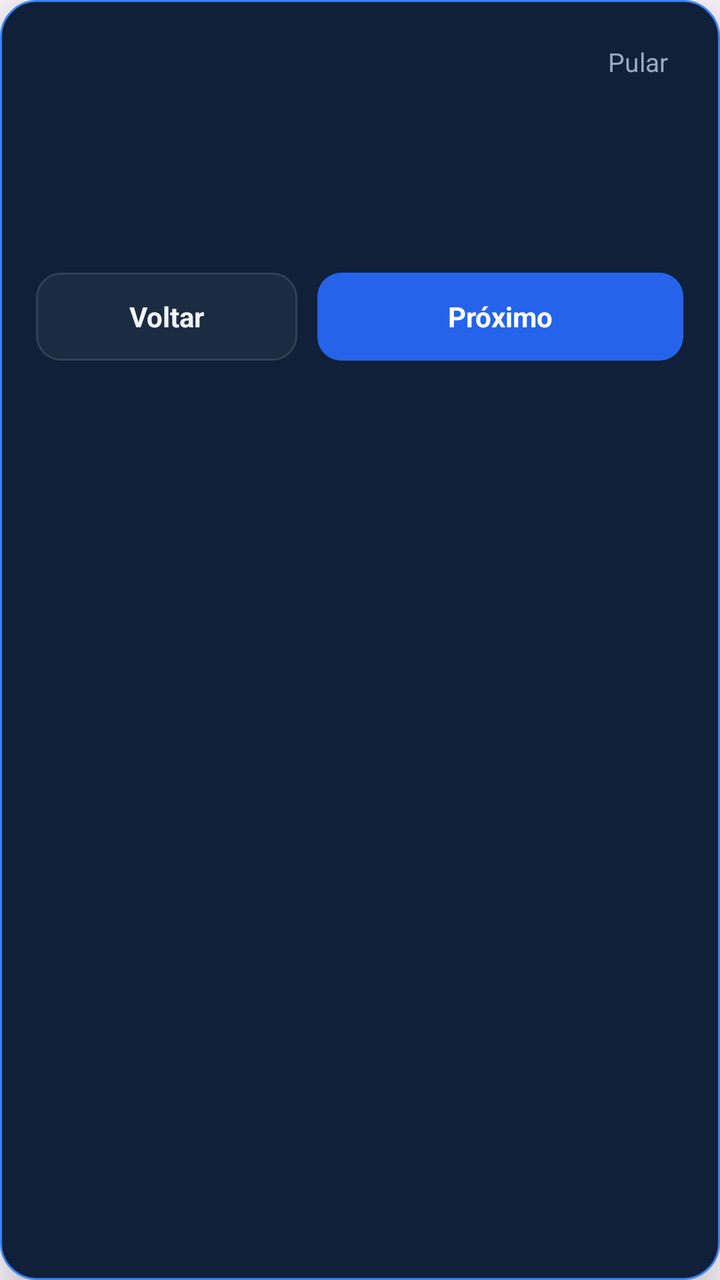
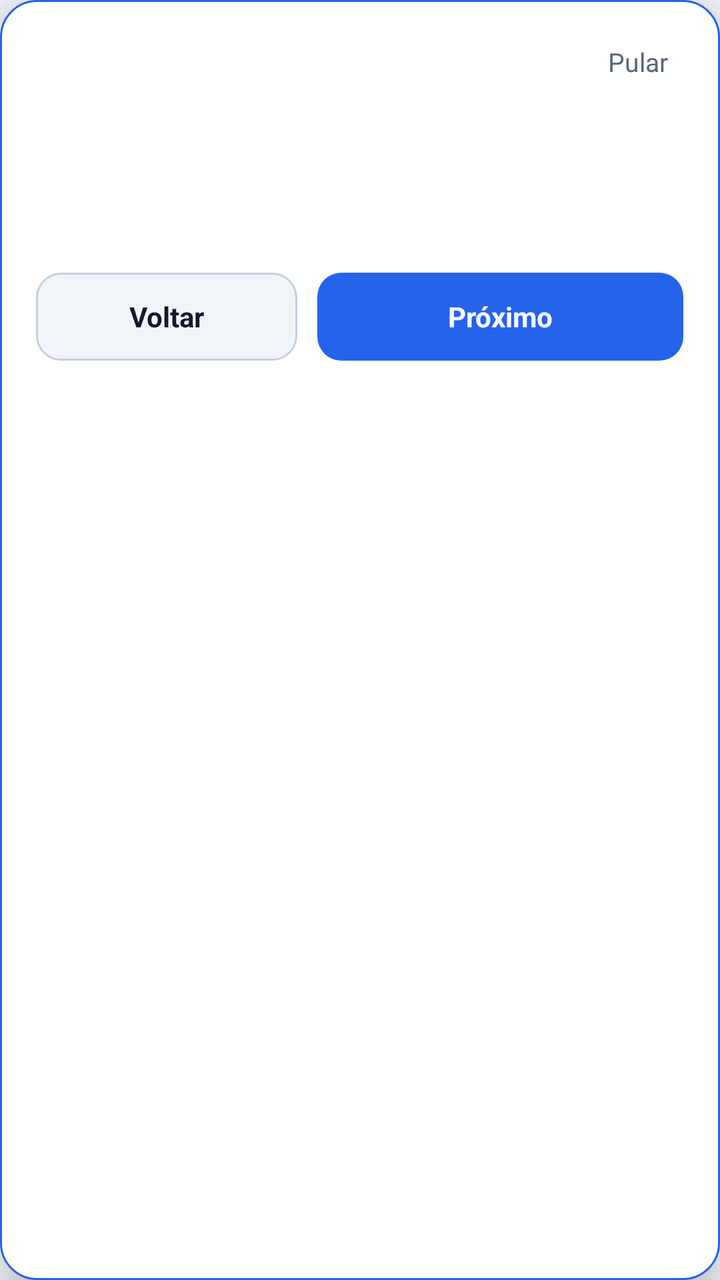

Screens rendered from an Android XML layout before and after an edit, with the pre-edit source and the edit as a unified diff.
<!-- AndroidManifest.xml: application theme Theme.AccurancyMobileApp -->
<!-- res/layout/view_tutorial_card.xml -->
<?xml version="1.0" encoding="utf-8"?>
<LinearLayout xmlns:android="http://schemas.android.com/apk/res/android"
    android:layout_width="match_parent"
    android:layout_height="wrap_content"
    android:background="@drawable/bg_tutorial_card"
    android:elevation="12dp"
    android:orientation="vertical"
    android:padding="18dp">

    <LinearLayout
        android:layout_width="match_parent"
        android:layout_height="wrap_content"
        android:gravity="center_vertical"
        android:orientation="horizontal">

        <TextView
            android:id="@+id/tvTutorialContador"
            android:layout_width="0dp"
            android:layout_height="wrap_content"
            android:layout_weight="1"
            android:letterSpacing="0.06"
            android:textColor="#63A8FF"
            android:textSize="12sp"
            android:textStyle="bold" />

        <TextView
            android:id="@+id/btnTutorialPular"
            android:layout_width="wrap_content"
            android:layout_height="wrap_content"
            android:background="?attr/selectableItemBackground"
            android:clickable="true"
            android:focusable="true"
            android:paddingHorizontal="8dp"
            android:paddingVertical="4dp"
            android:text="Pular"
            android:textColor="#9BAAC0"
            android:textSize="13sp" />

    </LinearLayout>

    <TextView
        android:id="@+id/tvTutorialTitulo"
        android:layout_width="match_parent"
        android:layout_height="wrap_content"
        android:layout_marginTop="8dp"
        android:textColor="#F1F5F9"
        android:textSize="19sp"
        android:textStyle="bold" />

    <TextView
        android:id="@+id/tvTutorialTexto"
        android:layout_width="match_parent"
        android:layout_height="wrap_content"
        android:layout_marginTop="8dp"
        android:lineSpacingExtra="3dp"
        android:textColor="#C3CEDF"
        android:textSize="14sp" />

    <LinearLayout
        android:id="@+id/llTutorialPontos"
        android:layout_width="wrap_content"
        android:layout_height="wrap_content"
        android:layout_gravity="center_horizontal"
        android:layout_marginTop="16dp"
        android:gravity="center_vertical"
        android:orientation="horizontal" />

    <LinearLayout
        android:layout_width="match_parent"
        android:layout_height="wrap_content"
        android:layout_marginTop="16dp"
        android:orientation="horizontal">

        <TextView
            android:id="@+id/btnTutorialVoltar"
            android:layout_width="0dp"
            android:layout_height="44dp"
            android:layout_weight="1"
            android:background="@drawable/bg_tutorial_voltar"
            android:clickable="true"
            android:focusable="true"
            android:gravity="center"
            android:text="Voltar"
            android:textColor="#F1F5F9"
            android:textSize="14sp"
            android:textStyle="bold" />

        <TextView
            android:id="@+id/btnTutorialProximo"
            android:layout_width="0dp"
            android:layout_height="44dp"
            android:layout_marginStart="10dp"
            android:layout_weight="1.4"
            android:background="@drawable/bg_tutorial_proximo"
            android:clickable="true"
            android:focusable="true"
            android:gravity="center"
            android:text="Próximo"
            android:textColor="#FFFFFF"
            android:textSize="14sp"
            android:textStyle="bold" />

    </LinearLayout>

</LinearLayout>
<!-- resources referenced by this layout -->
<resources>
  <!-- drawable bg_tutorial_card (drawable) -->
  <?xml version="1.0" encoding="utf-8"?>
  <shape xmlns:android="http://schemas.android.com/apk/res/android"
      android:shape="rectangle">
      <solid android:color="#0F2038" />
      <stroke
          android:width="1dp"
          android:color="#3B82F6" />
      <corners android:radius="18dp" />
  </shape>
  <!-- drawable bg_tutorial_proximo (drawable) -->
  <?xml version="1.0" encoding="utf-8"?>
  <shape xmlns:android="http://schemas.android.com/apk/res/android"
      android:shape="rectangle">
      <solid android:color="#2563EB" />
      <corners android:radius="12dp" />
  </shape>
  <!-- drawable bg_tutorial_voltar (drawable) -->
  <?xml version="1.0" encoding="utf-8"?>
  <shape xmlns:android="http://schemas.android.com/apk/res/android"
      android:shape="rectangle">
      <solid android:color="#0DFFFFFF" />
      <stroke
          android:width="1dp"
          android:color="#334155" />
      <corners android:radius="12dp" />
  </shape>
  <style name="Theme.AccurancyMobileApp" parent="Base.Theme.AccurancyMobileApp" />
  <style name="Base.Theme.AccurancyMobileApp" parent="Theme.Material3.DayNight.NoActionBar">
          
          
  
      </style>
</resources>

<!-- the commit's change to res/layout/view_tutorial_card.xml (unified diff, before → after) -->
@@ -19,7 +19,7 @@
             android:layout_height="wrap_content"
             android:layout_weight="1"
             android:letterSpacing="0.06"
-            android:textColor="#63A8FF"
+            android:textColor="@color/link"
             android:textSize="12sp"
             android:textStyle="bold" />
 
@@ -33,7 +33,7 @@
             android:paddingHorizontal="8dp"
             android:paddingVertical="4dp"
             android:text="Pular"
-            android:textColor="#9BAAC0"
+            android:textColor="@color/text_secondary"
             android:textSize="13sp" />
 
     </LinearLayout>
@@ -43,7 +43,7 @@
         android:layout_width="match_parent"
         android:layout_height="wrap_content"
         android:layout_marginTop="8dp"
-        android:textColor="#F1F5F9"
+        android:textColor="@color/text_primary"
         android:textSize="19sp"
         android:textStyle="bold" />
 
@@ -53,7 +53,7 @@
         android:layout_height="wrap_content"
         android:layout_marginTop="8dp"
         android:lineSpacingExtra="3dp"
-        android:textColor="#C3CEDF"
+        android:textColor="@color/text_primary"
         android:textSize="14sp" />
 
     <LinearLayout
@@ -81,7 +81,7 @@
             android:focusable="true"
             android:gravity="center"
             android:text="Voltar"
-            android:textColor="#F1F5F9"
+            android:textColor="@color/text_primary"
             android:textSize="14sp"
             android:textStyle="bold" />
 
<!-- resource entries referenced after the edit -->
@@ -1,37 +1,76 @@
 <!-- resources referenced by this layout -->
 <resources>
+  <color name="link">#FF1D5BD8</color>
+  <color name="text_primary">#FF0F1B2D</color>
+  <color name="text_secondary">#FF56667E</color>
   <!-- drawable bg_tutorial_card (drawable) -->
   <?xml version="1.0" encoding="utf-8"?>
   <shape xmlns:android="http://schemas.android.com/apk/res/android"
       android:shape="rectangle">
-      <solid android:color="#0F2038" />
+      <solid android:color="@color/card_background" />
       <stroke
           android:width="1dp"
-          android:color="#3B82F6" />
+          android:color="@color/primary_blue" />
       <corners android:radius="18dp" />
   </shape>
   <!-- drawable bg_tutorial_proximo (drawable) -->
   <?xml version="1.0" encoding="utf-8"?>
   <shape xmlns:android="http://schemas.android.com/apk/res/android"
       android:shape="rectangle">
-      <solid android:color="#2563EB" />
+      <solid android:color="@color/primary_blue" />
       <corners android:radius="12dp" />
   </shape>
   <!-- drawable bg_tutorial_voltar (drawable) -->
   <?xml version="1.0" encoding="utf-8"?>
   <shape xmlns:android="http://schemas.android.com/apk/res/android"
       android:shape="rectangle">
-      <solid android:color="#0DFFFFFF" />
+      <solid android:color="@color/card_background_2" />
       <stroke
           android:width="1dp"
-          android:color="#334155" />
+          android:color="@color/borda_forte" />
       <corners android:radius="12dp" />
   </shape>
   <style name="Theme.AccurancyMobileApp" parent="Base.Theme.AccurancyMobileApp" />
+  <color name="card_background">#FFFFFFFF</color>
+  <color name="primary_blue">#FF2563EB</color>
+  <color name="card_background_2">#FFF1F5FA</color>
+  <color name="borda_forte">#FFC5D0DF</color>
   <style name="Base.Theme.AccurancyMobileApp" parent="Theme.Material3.DayNight.NoActionBar">
+          <item name="colorPrimary">@color/primary_blue</item>
+          <item name="colorOnPrimary">@color/white</item>
+          <item name="colorPrimaryContainer">@color/superficie_selecionada</item>
+          <item name="colorOnPrimaryContainer">@color/text_primary</item>
+          <item name="colorSecondary">@color/link</item>
+          <item name="colorSurface">@color/card_background</item>
+          <item name="colorOnSurface">@color/text_primary</item>
+          <item name="colorOnSurfaceVariant">@color/text_secondary</item>
+          <item name="colorOnSecondary">@color/white</item>
+          <item name="colorSecondaryContainer">@color/superficie_selecionada</item>
+          <item name="colorOnSecondaryContainer">@color/text_primary</item>
           
-          
-  
+          <item name="colorSurfaceVariant">@color/card_background_2</item>
+          <item name="colorSurfaceContainerLowest">@color/card_background</item>
+          <item name="colorSurfaceContainerLow">@color/card_background</item>
+          <item name="colorSurfaceContainer">@color/card_background_2</item>
+          <item name="colorSurfaceContainerHigh">@color/card_background</item>
+          <item name="colorSurfaceContainerHighest">@color/trilho</item>
+          <item name="colorOutline">@color/borda_forte</item>
+          <item name="colorOutlineVariant">@color/borda</item>
+          <item name="colorError">@color/negativo_destaque</item>
+          <item name="android:colorBackground">@color/bg_deep</item>
+          <item name="android:windowBackground">@color/bg_deep</item>
+          <item name="android:textColorPrimary">@color/text_primary</item>
+          <item name="android:textColorSecondary">@color/text_secondary</item>
+          <item name="android:textColorHint">@color/text_placeholder</item>
+          <item name="android:windowLightStatusBar">@bool/barras_sistema_claras</item>
+          <item name="android:windowLightNavigationBar" tools:targetApi="27">@bool/barras_sistema_claras</item>
       </style>
+  <color name="white">#FFFFFFFF</color>
+  <color name="superficie_selecionada">#FFE4EDFD</color>
+  <color name="trilho">#FFE3E9F2</color>
+  <color name="borda">#FFDCE3EE</color>
+  <color name="negativo_destaque">#FFD93545</color>
+  <color name="bg_deep">#FFF3F6FB</color>
+  <color name="text_placeholder">#FF8A97AB</color>
 </resources>
 
